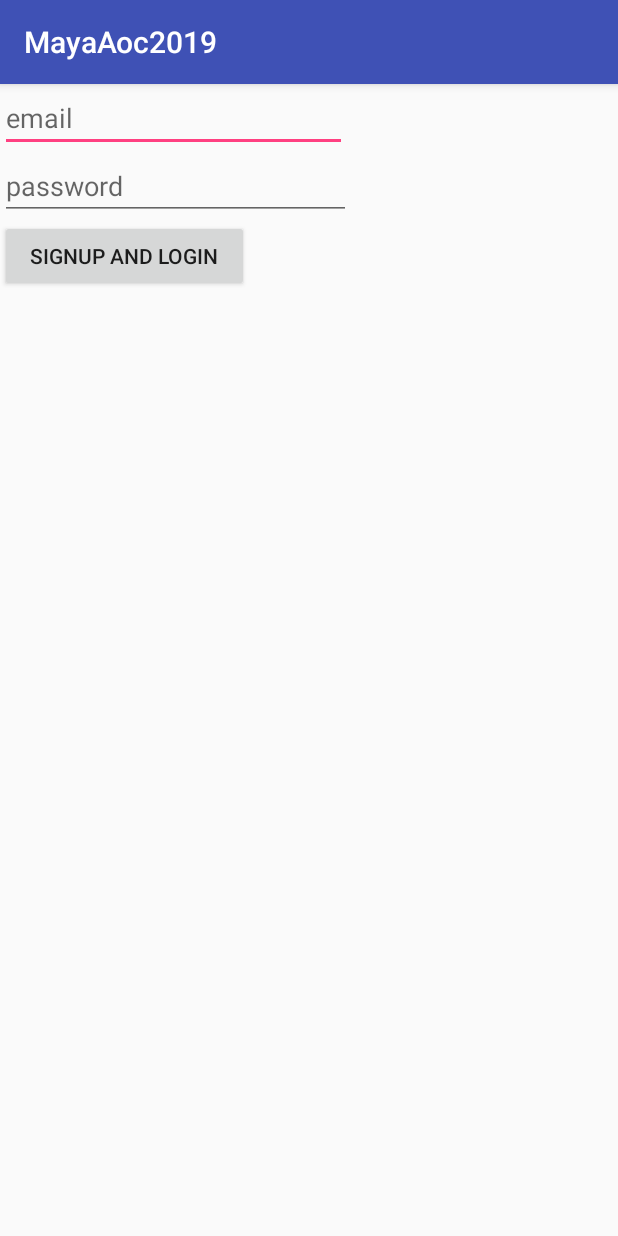
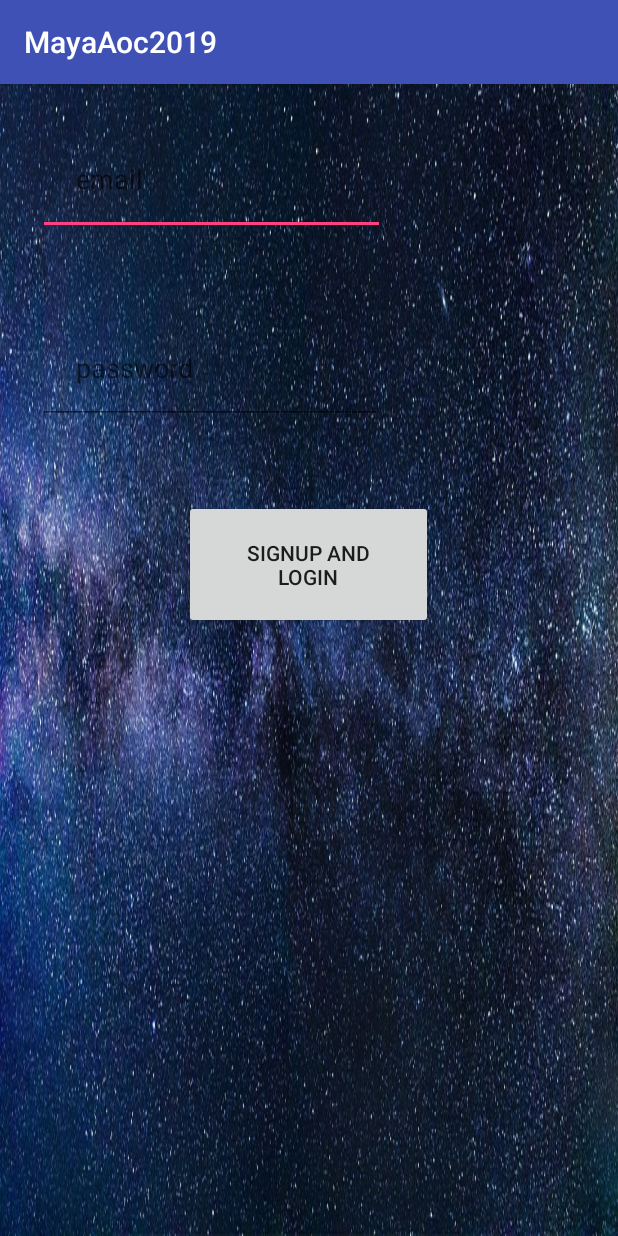
Before and after one commit to mayahaddad/MayaAoc2019final, an Android app: the screen it shows after launch (SignUpActivity), after a tap on "SIGN UP", on a phone screen of 412 x 824 dp. Run offline under Robolectric (Android 15) with nearby library versions, the phone set to English and light mode, and no system bars.

Commit message:
fixed erros

```diff
--- a/app/src/main/java/y2019/aoc/maya/mayaaoc2019/LogInActivity.java
+++ b/app/src/main/java/y2019/aoc/maya/mayaaoc2019/LogInActivity.java
@@ -3,9 +3,11 @@ package y2019.aoc.maya.mayaaoc2019;
 import android.content.Intent;
 import android.support.v7.app.AppCompatActivity;
 import android.os.Bundle;
+import android.view.Menu;
 import android.view.View;
 import android.widget.Button;
 import android.widget.EditText;
+import android.widget.Toast;
 
 public class LogInActivity extends AppCompatActivity implements View.OnClickListener{
 
@@ -24,14 +26,23 @@ public class LogInActivity extends AppCompatActivity implements View.OnClickList
       buttonSignUp = findViewById(R.id.buttonSignUp);
       buttonSignUp.setOnClickListener(this);
 
+
     }
+
+    @Override
+    public boolean onCreateOptionsMenu(Menu menu) {
+        getMenuInflater().inflate(R.menu.menu, menu);
+        return super.onCreateOptionsMenu(menu);
+    }
+
+
     public void onClick(View v){
         if(v==buttonLogIn){
             if(editTextEmail.getText().toString().equals("")||editTextPassword.getText().toString().equals("")){
-
+                Toast.makeText(this, "Empty username or password", Toast.LENGTH_LONG).show();
             }
             else{
-                Intent i =new Intent (this, LogInActivity.class);
+                Intent i =new Intent (this, HomePageActivity.class);
                 i.putExtra("email",editTextEmail.getText().toString());
                 startActivity(i);
 
--- a/app/src/main/res/layout/activity_log_in.xml
+++ b/app/src/main/res/layout/activity_log_in.xml
@@ -17,12 +17,14 @@
         android:ems="10"
         android:hint="email"
         android:inputType="textEmailAddress"
+        android:textColor="#FFFFFF"
         android:padding="25dp" />
 
     <EditText
         android:id="@+id/editTextPassword"
         android:layout_width="343dp"
         android:layout_height="wrap_content"
+        android:textColor="#FFFFFF"
 
         android:layout_margin="25dp"
         android:ems="10"
--- a/app/src/main/res/layout/activity_sign_up.xml
+++ b/app/src/main/res/layout/activity_sign_up.xml
@@ -5,27 +5,37 @@
     android:layout_width="match_parent"
     android:layout_height="match_parent"
     android:orientation="vertical"
+    android:background="@drawable/mayahaddad"
     tools:context=".SignUpActivity">
 
     <EditText
         android:id="@+id/editTextMail"
         android:layout_width="231dp"
         android:layout_height="wrap_content"
+        android:layout_margin="25dp"
         android:hint="email"
-        android:inputType="textEmailAddress" />
+        android:textColor="#FFFFFF"
+
+        android:inputType="textEmailAddress"
+        android:padding="25dp" />
 
     <EditText
         android:id="@+id/editText2"
-        android:layout_width="234dp"
+        android:layout_width="229dp"
         android:layout_height="wrap_content"
 
+        android:layout_margin="25dp"
         android:hint="password"
-        android:inputType="textPassword" />
+        android:inputType="textPassword"
+        android:padding="25dp" />
 
     <Button
         android:id="@+id/buttonSignUp2"
         android:layout_width="166dp"
         android:layout_height="wrap_content"
+        android:layout_gravity="center"
+        android:layout_margin="25dp"
+        android:padding="25dp"
         android:text="SignUp and LogIn"
         tools:layout_editor_absoluteX="88dp"
         tools:layout_editor_absoluteY="247dp" />
```
Also changed, not shown: app/src/main/java/y2019/aoc/maya/mayaaoc2019/HomePageActivity.java (+23 -8 lines).
